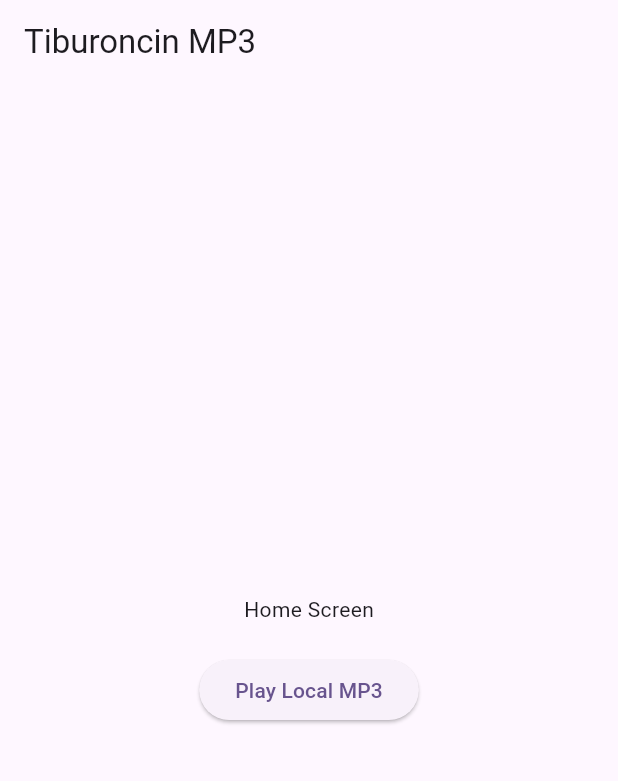
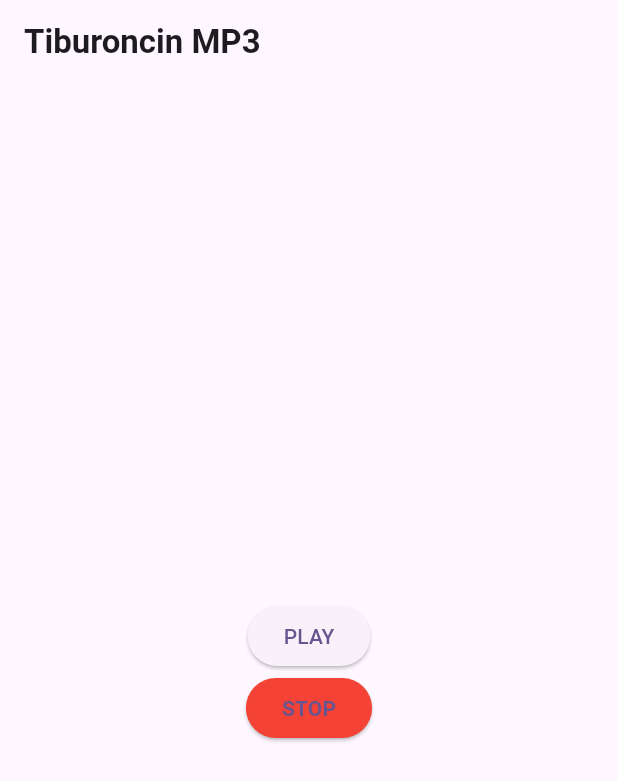
Before and after one commit to willyfvr/mp3_player, a Flutter app: the screen it shows after launch, on a phone screen of 412 x 824 dp. Shown: the top 781 px of the screen. Run offline on Flutter 3.47's test engine with Material 3 defaults, Android fonts, the phone set to English and light mode, and no system bars; our stand-ins replace device_info_plus, just_audio, permission_handler.

Commit message:
pomodoro 5: add stop button and change some styles in the app

```diff
--- a/lib/screens/home_screen.dart
+++ b/lib/screens/home_screen.dart
@@ -10,19 +10,34 @@ class HomeScreen extends StatelessWidget {
   @override
   Widget build(BuildContext context) {
     return Scaffold(
-      appBar: AppBar(title: const Text('Tiburoncin MP3')),
+      appBar: AppBar(
+        title: const Text(
+          'Tiburoncin MP3',
+          style: TextStyle(fontWeight: FontWeight.bold),
+        ),
+      ),
       body: Center(
         child: Column(
           mainAxisSize: MainAxisSize.min,
           children: [
-            const Text('Home Screen'),
-            const SizedBox(height: 20),
+            const SizedBox(height: 16),
             ElevatedButton(
               onPressed: () {
                 // audioService.play();
                 audioService.playLocalMp3();
               },
-              child: const Text('Play Local MP3'),
+              child: const Text('PLAY'),
+            ),
+            ElevatedButton(
+              onPressed: () {
+                // audioService.play();
+                audioService.stopMp3();
+              },
+              style: ElevatedButton.styleFrom(backgroundColor: Colors.red),
+              child: const Text(
+                'STOP',
+                style: TextStyle(fontWeight: FontWeight.bold),
+              ),
             ),
           ],
         ),
--- a/lib/services/audio_player_service.dart
+++ b/lib/services/audio_player_service.dart
@@ -51,4 +51,8 @@ class AudioPlayerService {
     await _player.setFilePath('/storage/emulated/0/Music/song_app.mp3');
     _player.play();
   }
+
+  Future<void> stopMp3() async {
+    await _player.stop();
+  }
 }
```
